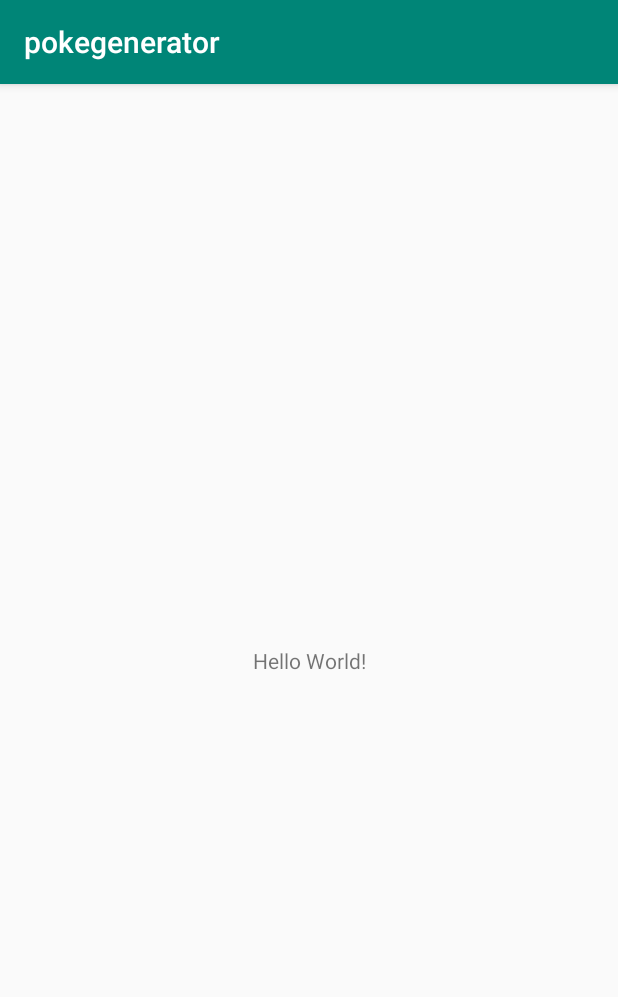
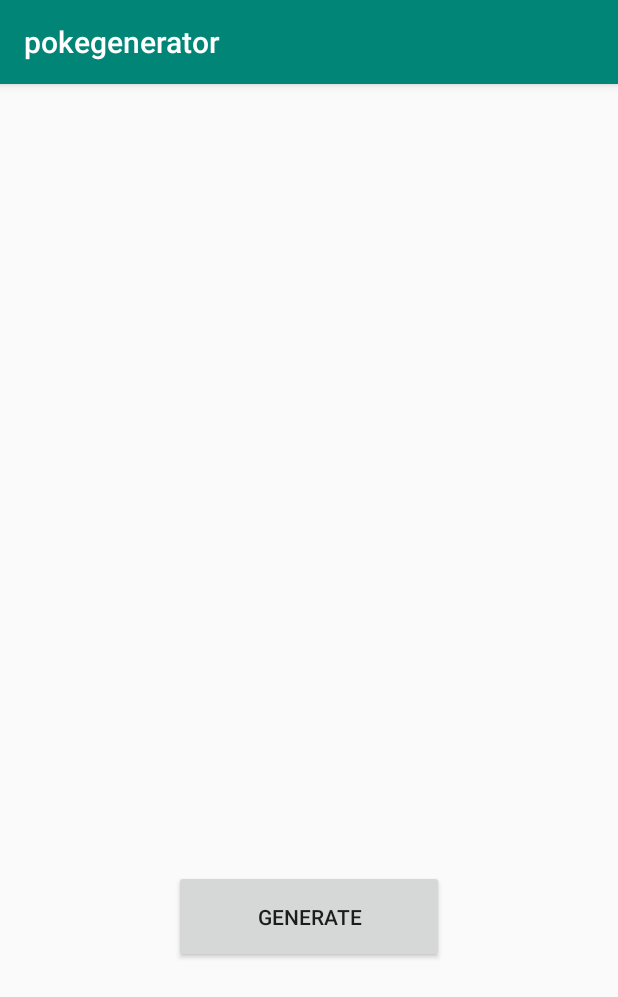
Before and after one commit to kathyyzhou/PokeGenerator, an Android app: the screen it shows after launch (MainActivity), on a phone screen of 412 x 824 dp. Shown: the top 997 px of the screen. Run offline under Robolectric (Android 15) with nearby library versions, the phone set to English and light mode, and no system bars.

Commit message:
added buttons that change activities

```diff
--- a/app/src/main/AndroidManifest.xml
+++ b/app/src/main/AndroidManifest.xml
@@ -16,6 +16,7 @@
                 <category android:name="android.intent.category.LAUNCHER" />
             </intent-filter>
         </activity>
+        <activity android:name=".pokemon"></activity>
     </application>
 
 </manifest>
--- a/app/src/main/java/com/example/kathyzhou/pokegenerator/MainActivity.java
+++ b/app/src/main/java/com/example/kathyzhou/pokegenerator/MainActivity.java
@@ -1,7 +1,11 @@
 package com.example.kathyzhou.pokegenerator;
 
+import android.content.Intent;
 import android.support.v7.app.AppCompatActivity;
 import android.os.Bundle;
+import android.util.Log;
+import android.view.View;
+import android.widget.Button;
 
 public class MainActivity extends AppCompatActivity {
 
@@ -9,5 +13,16 @@ public class MainActivity extends AppCompatActivity {
     protected void onCreate(Bundle savedInstanceState) {
         super.onCreate(savedInstanceState);
         setContentView(R.layout.activity_main);
+
+        final Button generateFirst = findViewById(R.id.generate);
+        generateFirst.setOnClickListener(new View.OnClickListener() {
+            public void onClick(View v) {
+                if (v == generateFirst) {
+                    Intent intentMain = new Intent(MainActivity.this, pokemon.class);
+                    MainActivity.this.startActivity(intentMain);
+                    Log.i("Content", "Main Layout");
+                }
+            }
+        });
     }
 }
--- a/app/src/main/res/layout/activity_main.xml
+++ b/app/src/main/res/layout/activity_main.xml
@@ -6,13 +6,21 @@
     android:layout_height="match_parent"
     tools:context=".MainActivity">
 
-    <TextView
-        android:layout_width="wrap_content"
-        android:layout_height="wrap_content"
-        android:text="Hello World!"
+    <Button
+        android:id="@+id/generate"
+        android:layout_width="180dp"
+        android:layout_height="62dp"
+        android:layout_marginStart="8dp"
+        android:layout_marginLeft="8dp"
+        android:layout_marginTop="8dp"
+        android:layout_marginEnd="8dp"
+        android:layout_marginRight="8dp"
+        android:layout_marginBottom="8dp"
+        android:text="Generate"
+        android:textAppearance="@style/TextAppearance.AppCompat.Button"
         app:layout_constraintBottom_toBottomOf="parent"
-        app:layout_constraintLeft_toLeftOf="parent"
-        app:layout_constraintRight_toRightOf="parent"
-        app:layout_constraintTop_toTopOf="parent" />
-
+        app:layout_constraintEnd_toEndOf="parent"
+        app:layout_constraintStart_toStartOf="parent"
+        app:layout_constraintTop_toTopOf="parent"
+        app:layout_constraintVertical_bias="0.748" />
 </android.support.constraint.ConstraintLayout>
--- a/app/src/main/res/values/strings.xml
+++ b/app/src/main/res/values/strings.xml
@@ -1,3 +1,6 @@
 <resources>
     <string name="app_name">pokegenerator</string>
+    <string name="button">button</string>
+    <string name="home">Button</string>
+    <string name="generateAgain">Button</string>
 </resources>
```
Also changed, not shown: app/src/main/java/com/example/kathyzhou/pokegenerator/pokemon.java (added, +30 -0 lines), app/src/main/res/layout/pokemon.xml (added, +40 -0 lines).
